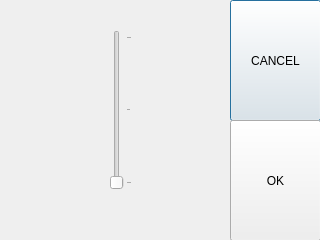
Before: the Qt Designer form File2D.ui in dries100/RaspberryPi, drawn with Qt 5.
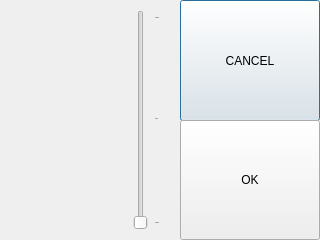
After: the same form once the commit is applied.

```diff
--- a/File2D.ui
+++ b/File2D.ui
@@ -29,9 +29,9 @@
   <widget class="QPushButton" name="pushButtonCancel">
    <property name="geometry">
     <rect>
-     <x>230</x>
+     <x>180</x>
      <y>0</y>
-     <width>91</width>
+     <width>140</width>
      <height>121</height>
     </rect>
    </property>
@@ -42,10 +42,10 @@
   <widget class="QPushButton" name="pushButtonOk">
    <property name="geometry">
     <rect>
-     <x>230</x>
+     <x>180</x>
      <y>120</y>
-     <width>91</width>
-     <height>121</height>
+     <width>140</width>
+     <height>120</height>
     </rect>
    </property>
    <property name="text">
@@ -55,10 +55,10 @@
   <widget class="QSlider" name="ZoomSlider">
    <property name="geometry">
     <rect>
-     <x>110</x>
-     <y>30</y>
-     <width>22</width>
-     <height>160</height>
+     <x>130</x>
+     <y>10</y>
+     <width>30</width>
+     <height>220</height>
     </rect>
    </property>
    <property name="pageStep">
```
Left out of the diff: 2 changed lines with no effect on the pictures.
